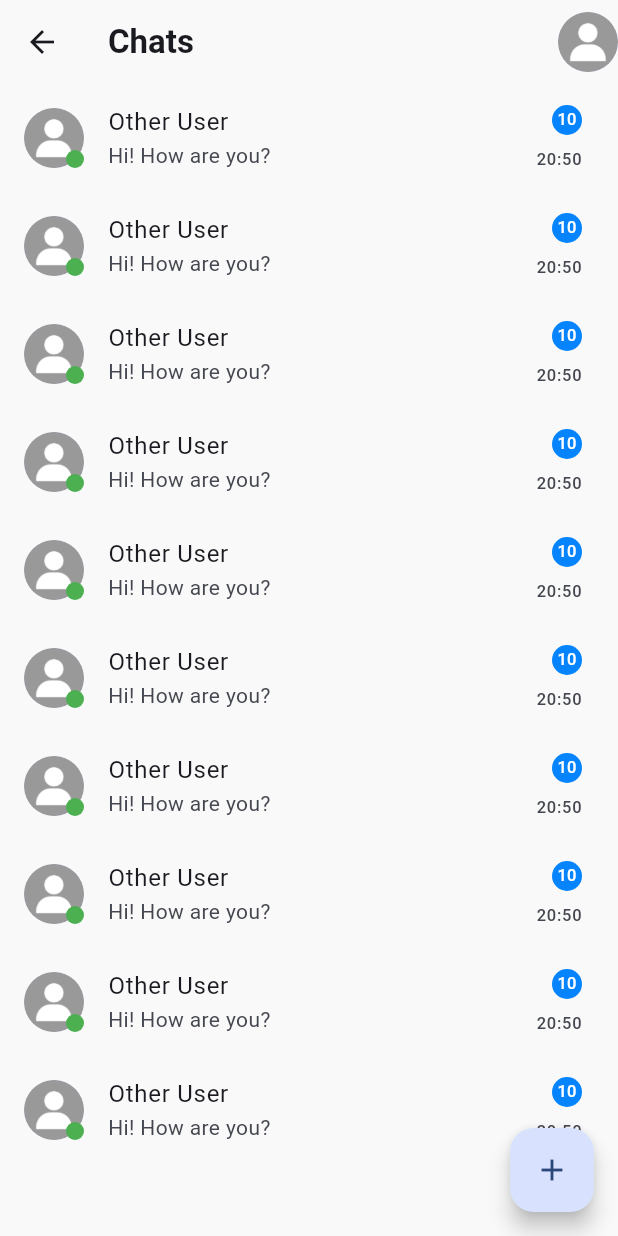
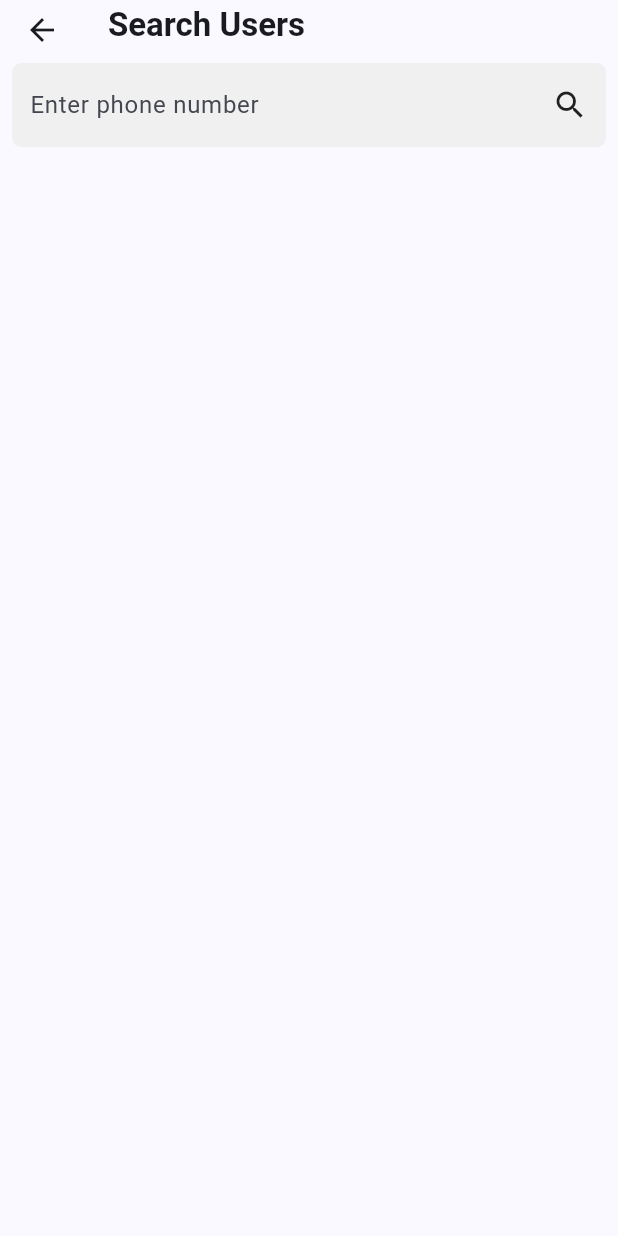
Before and after one commit to Manh-IT-K2/TalkifyApp, a Flutter app: the HomeView screen opened by its route, after a tap on the "add" icon, on a phone screen of 412 x 824 dp. Run offline on Flutter 3.47's test engine with Material 2 defaults, Android fonts, the phone set to English and light mode, and no system bars; our stand-ins replace cached_network_image, country_code_picker.

Commit message:
ui search

```diff
--- a/talkify_app/lib/main.dart
+++ b/talkify_app/lib/main.dart
@@ -3,6 +3,7 @@ import 'package:talkify_app/view/chat_view.dart';
 import 'package:talkify_app/view/home_view.dart';
 import 'package:talkify_app/view/login_view.dart';
 import 'package:talkify_app/view/profile_view.dart';
+import 'package:talkify_app/view/search_view.dart';
 import 'package:talkify_app/view/update_profile_view.dart';
 
 void main() {
@@ -27,6 +28,7 @@ class MyApp extends StatelessWidget {
         "/chat": (context) => const ChatView(),
         "/profile":(context) => const ProfileView(),
         "/updateProfile": (context) => const UpdateProfileView(),
+        "/search": (context) => const SearchView()
       },
     );
   }
--- a/talkify_app/lib/view/home_view.dart
+++ b/talkify_app/lib/view/home_view.dart
@@ -80,7 +80,9 @@ class _HomeViewState extends State<HomeView> {
         ),
       ),
       floatingActionButton: FloatingActionButton(
-        onPressed: () {},
+        onPressed: () {
+          Navigator.pushNamed(context, "/search");
+        },
         child: const Icon(Icons.add),
       ),
     );
--- /dev/null
+++ b/talkify_app/lib/view/search_view.dart
@@ -0,0 +1,46 @@
+import 'package:flutter/material.dart';
+import 'package:talkify_app/constant/color.dart';
+
+class SearchView extends StatefulWidget {
+  const SearchView({super.key});
+
+  @override
+  State<SearchView> createState() => _SearchViewState();
+}
+
+class _SearchViewState extends State<SearchView> {
+  @override
+  Widget build(BuildContext context) {
+    return Scaffold(
+      appBar: AppBar(
+        title: const Text(
+          "Search Users",
+          style: TextStyle(fontWeight: FontWeight.bold),
+        ),
+        bottom: PreferredSize(
+          preferredSize: const Size.fromHeight(50),
+          child: Container(
+            decoration: BoxDecoration(
+              color: kSecondaryColor,
+              borderRadius: BorderRadius.circular(6),
+            ),
+            margin: const EdgeInsets.all(8),
+            padding: const EdgeInsets.symmetric(horizontal: 12, vertical: 4),
+            child: const Row(
+              children: [
+                Expanded(
+                  child: TextField(
+                    decoration: InputDecoration(
+                        border: InputBorder.none,
+                        hintText: "Enter phone number"),
+                  ),
+                ),
+                Icon(Icons.search),
+              ],
+            ),
+          ),
+        ),
+      ),
+    );
+  }
+}
```
